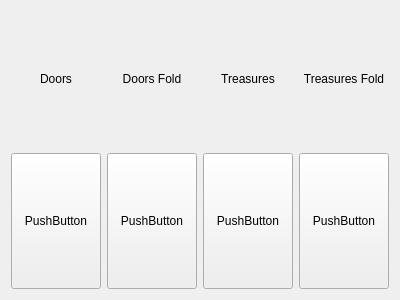
The window that Nayda/cardstacks.ui (Mar94oK/Nayda) describes before a commit, drawn with Qt 5.
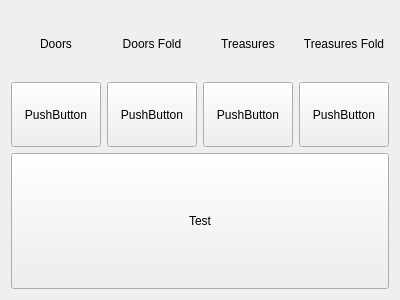
The same window after the commit.

Commit message:
Test of the cardstacks procedure.
(Completed)

Minor bugs are present, but the representation is correct.

Patch:
```diff
--- a/Nayda/cardstacks.ui
+++ b/Nayda/cardstacks.ui
@@ -14,7 +14,7 @@
    <string>Form</string>
   </property>
   <layout class="QGridLayout" name="gridLayout">
-   <item row="0" column="1">
+   <item row="1" column="1">
     <layout class="QVBoxLayout" name="verticalLayout_3">
      <item>
       <widget class="QLabel" name="lbl_DoorsFold">
@@ -47,7 +47,7 @@
      </item>
     </layout>
    </item>
-   <item row="0" column="0">
+   <item row="1" column="0">
     <layout class="QVBoxLayout" name="verticalLayout">
      <item>
       <widget class="QLabel" name="lbl_DoorsStack">
@@ -80,7 +80,7 @@
      </item>
     </layout>
    </item>
-   <item row="0" column="2">
+   <item row="1" column="2">
     <layout class="QVBoxLayout" name="verticalLayout_2">
      <item>
       <widget class="QLabel" name="lbl_TreasuresStack">
@@ -113,7 +113,7 @@
      </item>
     </layout>
    </item>
-   <item row="0" column="3">
+   <item row="1" column="3">
     <layout class="QVBoxLayout" name="verticalLayout_4">
      <item>
       <widget class="QLabel" name="lbl_TreasuresFold">
@@ -146,6 +146,23 @@
      </item>
     </layout>
    </item>
+   <item row="2" column="0" colspan="4">
+    <layout class="QVBoxLayout" name="verticalLayout_6">
+     <item>
+      <widget class="QPushButton" name="btn_Test">
+       <property name="sizePolicy">
+        <sizepolicy hsizetype="Minimum" vsizetype="Minimum">
+         <horstretch>0</horstretch>
+         <verstretch>0</verstretch>
+        </sizepolicy>
+       </property>
+       <property name="text">
+        <string>Test</string>
+       </property>
+      </widget>
+     </item>
+    </layout>
+   </item>
   </layout>
  </widget>
  <resources/>
```
The commit also changes 2 other files.
